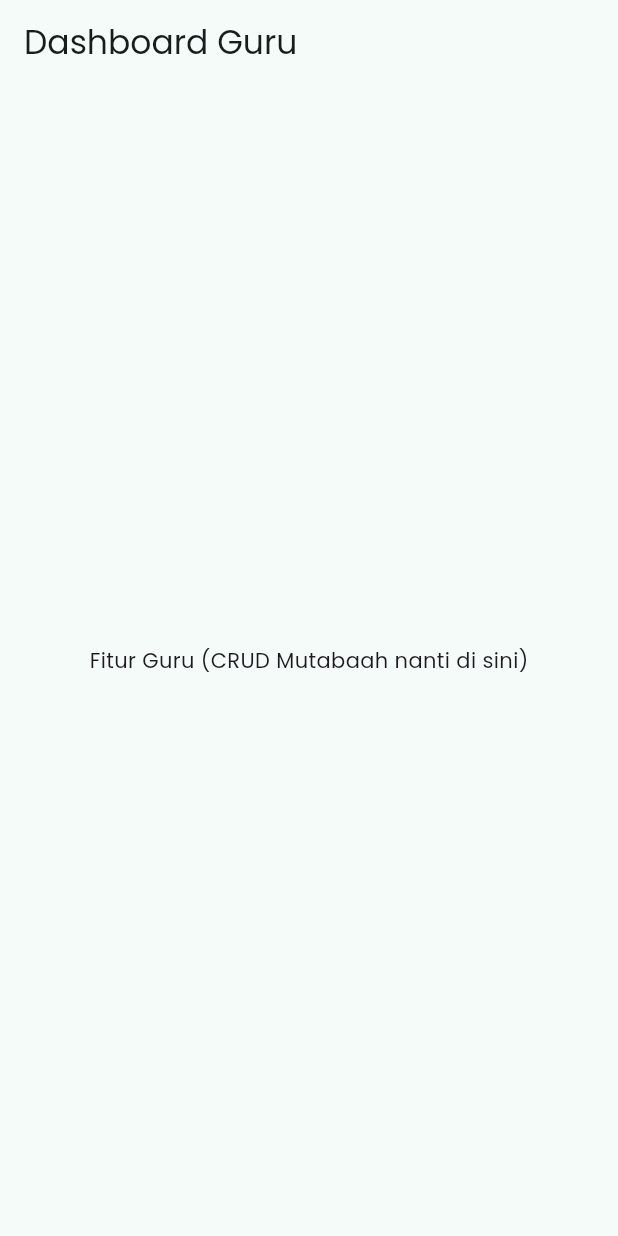
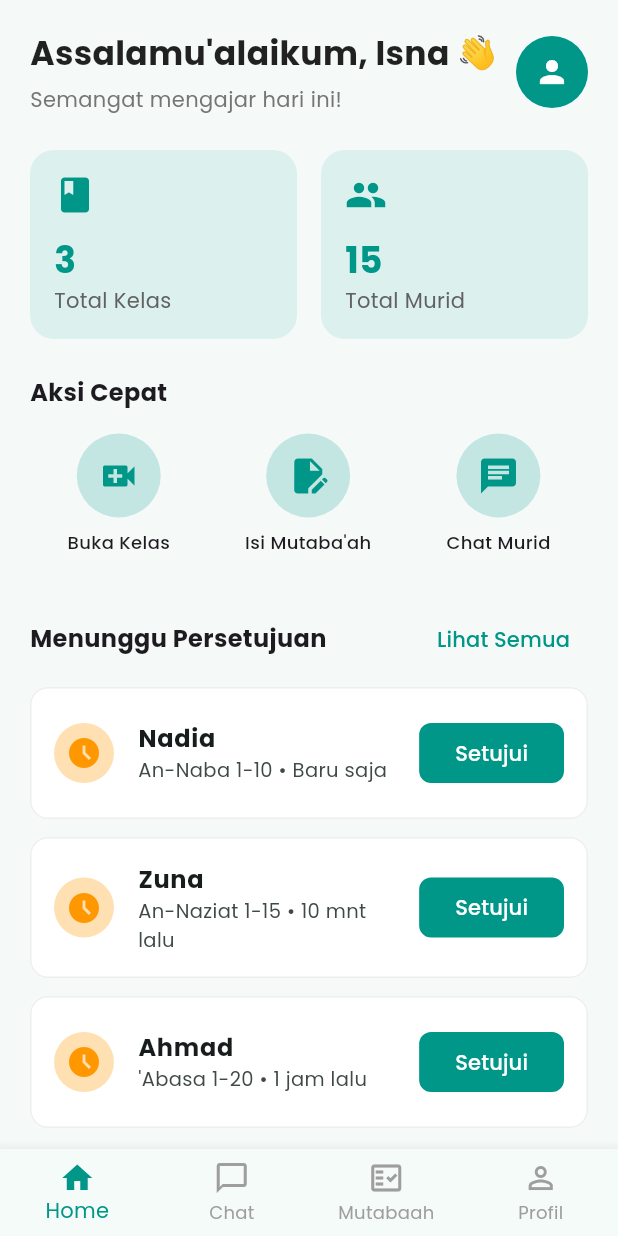
Before and after one commit to isnainiulya00/setorun, a Flutter app: the TeacherDashboardScreen screen opened directly, on a phone screen of 412 x 824 dp. Run offline on Flutter 3.47's test engine with Material 3 defaults, Android fonts, the phone set to English and light mode, and no system bars; our stand-ins replace google_fonts; missing offline and left inert: syncfusion_flutter_pdfviewer; statements that could not run were skipped.

Commit message:
Fitur: Menyelesaikan prototipe UI utama untuk Guru dan Murid
- Merapikan struktur folder (student, teacher, shared).
- Membedakan tampilan Dashboard, Chat, Profil, dan Video Call berdasarkan peran (Role).
- Mengintegrasikan API EQuran untuk menampilkan daftar Surah.
- Menambahkan PlaceholderScreen agar semua tombol bisa diklik

```diff
--- a/lib/screens/login_screen.dart
+++ b/lib/screens/auth/login_screen.dart
@@ -1,6 +1,6 @@
 import 'package:flutter/material.dart';
 import 'halaqoh_selection_screen.dart';
-import 'teacher_dashboard_screen.dart';
+import 'teacher/teacher_dashboard_screen.dart';
 
 class LoginScreen extends StatefulWidget {
   const LoginScreen({super.key});
--- /dev/null
+++ b/lib/screens/teacher/teacher_dashboard_screen.dart
@@ -0,0 +1,250 @@
+import 'package:flutter/material.dart';
+
+class TeacherDashboardScreen extends StatefulWidget {
+  const TeacherDashboardScreen({super.key});
+
+  @override
+  State<TeacherDashboardScreen> createState() => _TeacherDashboardScreenState();
+}
+
+class _TeacherDashboardScreenState extends State<TeacherDashboardScreen> {
+  int _selectedIndex = 0;
+
+  // Data dummy untuk daftar tunggu persetujuan
+  List<Map<String, String>> pendingTasks = [
+    {'nama': 'Nadia', 'surah': 'An-Naba 1-10', 'waktu': 'Baru saja'},
+    {'nama': 'Zuna', 'surah': 'An-Naziat 1-15', 'waktu': '10 mnt lalu'},
+    {'nama': 'Ahmad', 'surah': '\'Abasa 1-20', 'waktu': '1 jam lalu'},
+  ];
+
+  void _onItemTapped(int index) {
+    setState(() {
+      _selectedIndex = index;
+    });
+    // Di sini nanti Anda bisa menambahkan logika perpindahan halaman (Navigator)
+  }
+
+  void _setujuiSetoran(int index) {
+    // Menampilkan pesan sukses
+    ScaffoldMessenger.of(context).showSnackBar(
+      SnackBar(
+        content: Text('Setoran ${pendingTasks[index]['nama']} disetujui!'),
+        backgroundColor: Colors.teal,
+        behavior: SnackBarBehavior.floating,
+      ),
+    );
+
+    // Menghapus dari daftar
+    setState(() {
+      pendingTasks.removeAt(index);
+    });
+  }
+
+  @override
+  Widget build(BuildContext context) {
+    return Scaffold(
+      backgroundColor: const Color(0xFFF5FAF9), // Warna background putih kehijauan seperti di screenshot Anda
+      body: SafeArea(
+        child: SingleChildScrollView(
+          padding: const EdgeInsets.all(20.0),
+          child: Column(
+            crossAxisAlignment: CrossAxisAlignment.start,
+            children: [
+              // Header & Sapaan
+              Row(
+                mainAxisAlignment: MainAxisAlignment.spaceBetween,
+                children: [
+                  Column(
+                    crossAxisAlignment: CrossAxisAlignment.start,
+                    children: [
+                      const Text(
+                        'Assalamu\'alaikum, Isna 👋',
+                        style: TextStyle(
+                          fontSize: 22,
+                          fontWeight: FontWeight.bold,
+                          color: Colors.black87,
+                        ),
+                      ),
+                      const SizedBox(height: 4),
+                      Text(
+                        'Semangat mengajar hari ini!',
+                        style: TextStyle(
+                          fontSize: 14,
+                          color: Colors.grey.shade600,
+                        ),
+                      ),
+                    ],
+                  ),
+                  const CircleAvatar(
+                    radius: 24,
+                    backgroundColor: Colors.teal,
+                    child: Icon(Icons.person, color: Colors.white),
+                  ),
+                ],
+              ),
+              const SizedBox(height: 24),
+
+              // Kartu Ringkasan
+              Row(
+                children: [
+                  Expanded(
+                    child: _buildStatCard('Total Kelas', '3', Icons.class_),
+                  ),
+                  const SizedBox(width: 16),
+                  Expanded(
+                    child: _buildStatCard('Total Murid', '15', Icons.people),
+                  ),
+                ],
+              ),
+              const SizedBox(height: 24),
+
+              // Aksi Cepat (Mirip dengan UI Murid Anda)
+              const Text(
+                'Aksi Cepat',
+                style: TextStyle(fontSize: 16, fontWeight: FontWeight.bold),
+              ),
+              const SizedBox(height: 16),
+              Row(
+                mainAxisAlignment: MainAxisAlignment.spaceAround,
+                children: [
+                  _buildQuickAction(Icons.video_call, 'Buka Kelas'),
+                  _buildQuickAction(Icons.edit_document, 'Isi Mutaba\'ah'),
+                  _buildQuickAction(Icons.chat, 'Chat Murid'),
+                ],
+              ),
+              const SizedBox(height: 32),
+
+              // Daftar Menunggu Persetujuan
+              Row(
+                mainAxisAlignment: MainAxisAlignment.spaceBetween,
+                children: [
+                  const Text(
+                    'Menunggu Persetujuan',
+                    style: TextStyle(fontSize: 16, fontWeight: FontWeight.bold),
+                  ),
+                  TextButton(
+                    onPressed: () {},
+                    child: const Text('Lihat Semua', style: TextStyle(color: Colors.teal)),
+                  ),
+                ],
+              ),
+              const SizedBox(height: 8),
+
+              // List View Setoran
+              pendingTasks.isEmpty
+                  ? Center(
+                child: Padding(
+                  padding: const EdgeInsets.all(24.0),
+                  child: Text(
+                    'Alhamdulillah, semua setoran sudah disetujui.',
+                    style: TextStyle(color: Colors.grey.shade500),
+                  ),
+                ),
+              )
+                  : ListView.builder(
+                shrinkWrap: true,
+                physics: const NeverScrollableScrollPhysics(),
+                itemCount: pendingTasks.length,
+                itemBuilder: (context, index) {
+                  return Card(
+                    margin: const EdgeInsets.only(bottom: 12),
+                    elevation: 0,
+                    shape: RoundedRectangleBorder(
+                      borderRadius: BorderRadius.circular(12),
+                      side: BorderSide(color: Colors.grey.shade200),
+                    ),
+                    color: Colors.white,
+                    child: ListTile(
+                      contentPadding: const EdgeInsets.symmetric(horizontal: 16, vertical: 8),
+                      leading: CircleAvatar(
+                        backgroundColor: Colors.orange.shade100,
+                        child: const Icon(Icons.access_time_filled, color: Colors.orange),
+                      ),
+                      title: Text(
+                        pendingTasks[index]['nama']!,
+                        style: const TextStyle(fontWeight: FontWeight.bold),
+                      ),
+                      subtitle: Text(
+                        '${pendingTasks[index]['surah']!} • ${pendingTasks[index]['waktu']!}',
+                        style: const TextStyle(fontSize: 13),
+                      ),
+                      trailing: ElevatedButton(
+                        onPressed: () => _setujuiSetoran(index),
+                        style: ElevatedButton.styleFrom(
+                          backgroundColor: Colors.teal,
+                          foregroundColor: Colors.white,
+                          elevation: 0,
+                          shape: RoundedRectangleBorder(
+                            borderRadius: BorderRadius.circular(8),
+                          ),
+                        ),
+                        child: const Text('Setujui'),
+                      ),
+                    ),
+                  );
+                },
+              ),
+            ],
+          ),
+        ),
+      ),
+
+      // Bottom Navigation Bar
+      bottomNavigationBar: BottomNavigationBar(
+        type: BottomNavigationBarType.fixed,
+        currentIndex: _selectedIndex,
+        selectedItemColor: Colors.teal,
+        unselectedItemColor: Colors.grey,
+        onTap: _onItemTapped,
+        items: const [
+          BottomNavigationBarItem(icon: Icon(Icons.home), label: 'Home'),
+          BottomNavigationBarItem(icon: Icon(Icons.chat_bubble_outline), label: 'Chat'),
+          BottomNavigationBarItem(icon: Icon(Icons.fact_check_outlined), label: 'Mutabaah'),
+          BottomNavigationBarItem(icon: Icon(Icons.person_outline), label: 'Profil'),
+        ],
+      ),
+    );
+  }
+
+  // Widget Bantuan untuk Kartu Statistik
+  Widget _buildStatCard(String title, String count, IconData icon) {
+    return Container(
+      padding: const EdgeInsets.all(16),
+      decoration: BoxDecoration(
+        color: Colors.teal.withOpacity(0.1),
+        borderRadius: BorderRadius.circular(16),
+      ),
+      child: Column(
+        crossAxisAlignment: CrossAxisAlignment.start,
+        children: [
+          Icon(icon, color: Colors.teal, size: 28),
+          const SizedBox(height: 12),
+          Text(count, style: const TextStyle(fontSize: 24, fontWeight: FontWeight.bold, color: Colors.teal)),
+          Text(title, style: TextStyle(fontSize: 14, color: Colors.grey.shade700)),
+        ],
+      ),
+    );
+  }
+
+  // Widget Bantuan untuk Aksi Cepat (Ikon Bulat)
+  Widget _buildQuickAction(IconData icon, String label) {
+    return Column(
+      children: [
+        Container(
+          width: 56,
+          height: 56,
+          decoration: BoxDecoration(
+            color: Colors.teal.withOpacity(0.2),
+            shape: BoxShape.circle,
+          ),
+          child: Icon(icon, color: Colors.teal, size: 28),
+        ),
+        const SizedBox(height: 8),
+        Text(
+          label,
+          style: const TextStyle(fontSize: 12, fontWeight: FontWeight.w500),
+        ),
+      ],
+    );
+  }
+}
--- a/lib/screens/teacher_dashboard_screen.dart
+++ /dev/null
@@ -1,15 +0,0 @@
-import 'package:flutter/material.dart';
-
-class TeacherDashboardScreen extends StatelessWidget {
-  const TeacherDashboardScreen({super.key});
-
-  @override
-  Widget build(BuildContext context) {
-    return Scaffold(
-      appBar: AppBar(title: const Text("Dashboard Guru")),
-      body: const Center(
-        child: Text("Fitur Guru (CRUD Mutabaah nanti di sini)"),
-      ),
-    );
-  }
-}
```
